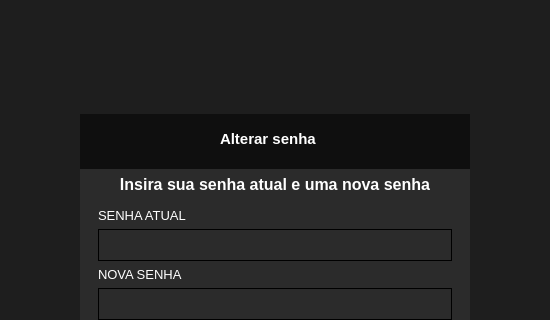
The window that atualizar_senha.ui (ryanbsdeveloper/app-desktop-caltec) describes before a commit, drawn with Qt 5; both pictures show x 157 to 707 and y 0 to 320 of the 865 by 544 pixel window.
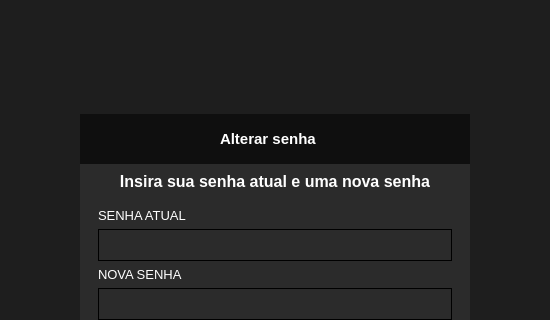
The same window after the commit. Icons and pictures are not drawn.

```diff
--- a/atualizar_senha.ui
+++ b/atualizar_senha.ui
@@ -115,6 +115,12 @@
              <height>50</height>
             </size>
            </property>
+           <property name="maximumSize">
+            <size>
+             <width>16777215</width>
+             <height>50</height>
+            </size>
+           </property>
            <property name="font">
             <font>
              <family>Segoe UI</family>
```
